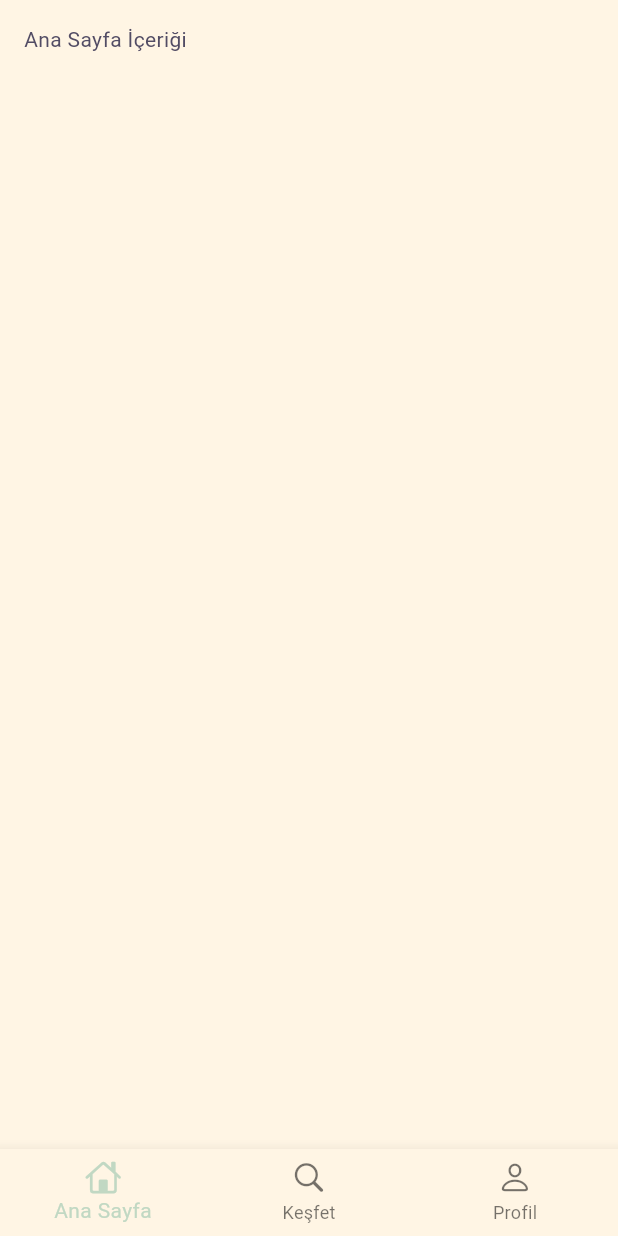
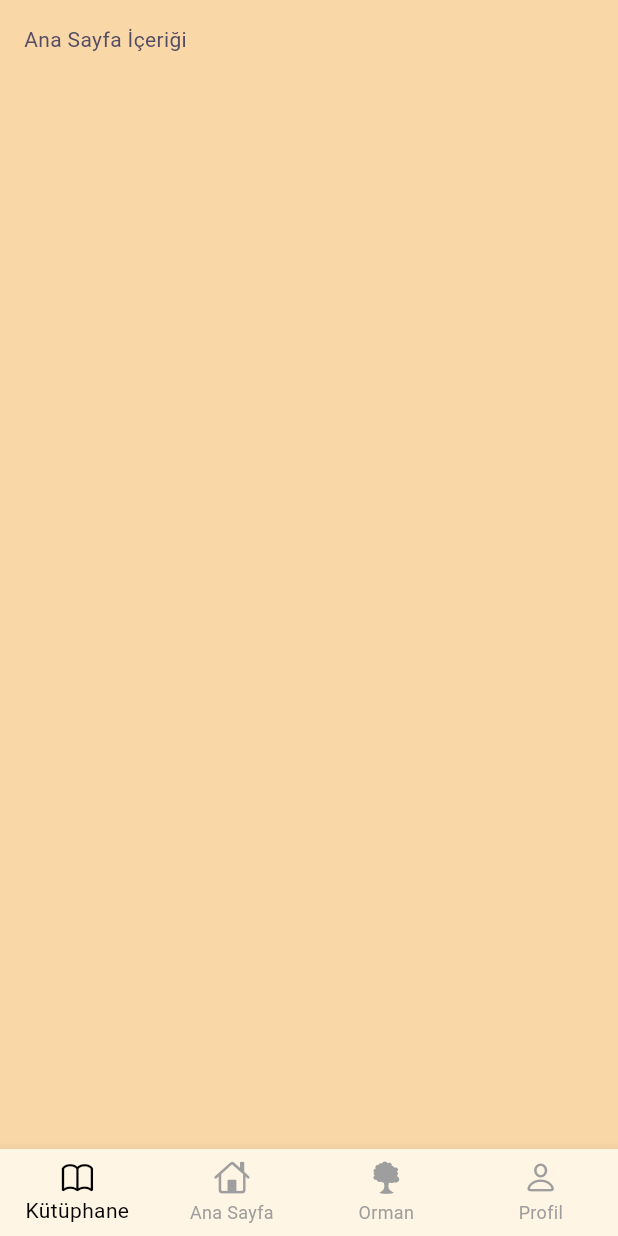
Before and after one commit to SeymaSakoglu/Bookly_Flutter, a Flutter app: the HomeScreen screen opened by its route, on a phone screen of 412 x 824 dp. Run offline on Flutter 3.47's test engine with Material 3 defaults, Android fonts, the phone set to English and light mode, and no system bars; our stand-ins replace go_router, google_fonts.

Commit message:
home_screen sayfasında alt menu ayarlari duzenlendi.

```diff
--- a/lib/screens/home_screen.dart
+++ b/lib/screens/home_screen.dart
@@ -1,6 +1,8 @@
 // Ana sayfa
+
 import 'package:flutter/material.dart';
 import 'package:flutter/cupertino.dart';
+import 'package:go_router/go_router.dart';
 
 class HomeScreen extends StatelessWidget {
   const HomeScreen({super.key});
@@ -8,66 +10,7 @@ class HomeScreen extends StatelessWidget {
   @override
   Widget build(BuildContext context) {
     return Scaffold(
-      /*
-      // AppBar
-      appBar: AppBar(
-        title: const Text('Ana Sayfa'),
-        actions: [
-          IconButton(
-            icon: const Icon(CupertinoIcons.bell),
-            onPressed: () {},
-          ),
-        ],
-      ),
-
-
-      // Drawer (Yan Menü)
-      drawer: Drawer(
-        child: Column(
-          children: [
-            // Drawer Header
-            Container(
-              height: 200,
-              color: Colors.blue,
-              child: const Column(
-                mainAxisAlignment: MainAxisAlignment.center,
-                children: [
-                  Icon(
-                    CupertinoIcons.person_circle,
-                    size: 80,
-                    color: Colors.white,
-                  ),
-                  SizedBox(height: 10),
-                  Text(
-                    'Kullanıcı Adı',
-                    style: TextStyle(
-                      color: Colors.white,
-                      fontSize: 18,
-                    ),
-                  ),
-                ],
-              ),
-            ),
-            // Menü öğeleri
-            ListTile(
-              leading: const Icon(CupertinoIcons.home),
-              title: const Text('Ana Sayfa'),
-              onTap: () {
-                Navigator.pop(context);
-              },
-            ),
-            ListTile(
-              leading: const Icon(CupertinoIcons.settings),
-              title: const Text('Ayarlar'),
-              onTap: () {
-                Navigator.pop(context);
-              },
-            ),
-          ],
-        ),
-      ),
-*/
-      // Ana içerik
+      backgroundColor: const Color.fromARGB(253, 250, 215, 166),
       body: Column(
         children: [
           Expanded(
@@ -78,17 +21,22 @@ class HomeScreen extends StatelessWidget {
           ),
         ],
       ),
-
-      // Alt navigasyon çubuğu
       bottomNavigationBar: BottomNavigationBar(
+        selectedItemColor: Colors.black, // Seçili ikon rengi siyah
+        unselectedItemColor: Colors.grey, // Seçilmemiş ikon rengi gri
+        type: BottomNavigationBarType.fixed, // Tüm etiketlerin görünmesi için
         items: const [
+          BottomNavigationBarItem(
+            icon: Icon(CupertinoIcons.book),
+            label: 'Kütüphane',
+          ),
           BottomNavigationBarItem(
             icon: Icon(CupertinoIcons.home),
             label: 'Ana Sayfa',
           ),
           BottomNavigationBarItem(
-            icon: Icon(CupertinoIcons.search),
-            label: 'Keşfet',
+            icon: Icon(CupertinoIcons.tree),
+            label: 'Orman',
           ),
           BottomNavigationBarItem(
             icon: Icon(CupertinoIcons.person),
@@ -96,7 +44,20 @@ class HomeScreen extends StatelessWidget {
           ),
         ],
         onTap: (index) {
-          // Navigasyon işlemleri buraya gelecek
+          switch (index) {
+            case 0:
+              context.go('/library');
+              break;
+            case 1:
+              context.go('/home');
+              break;
+            case 2:
+              context.go('/forest');
+              break;
+            case 3:
+              context.go('/profile');
+              break;
+          }
         },
       ),
     );
```
